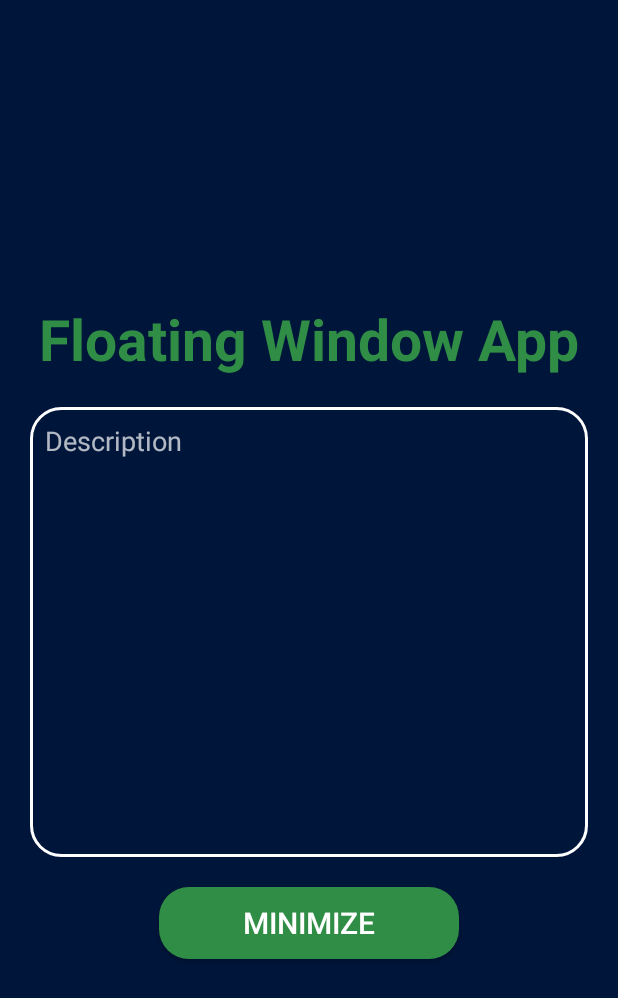
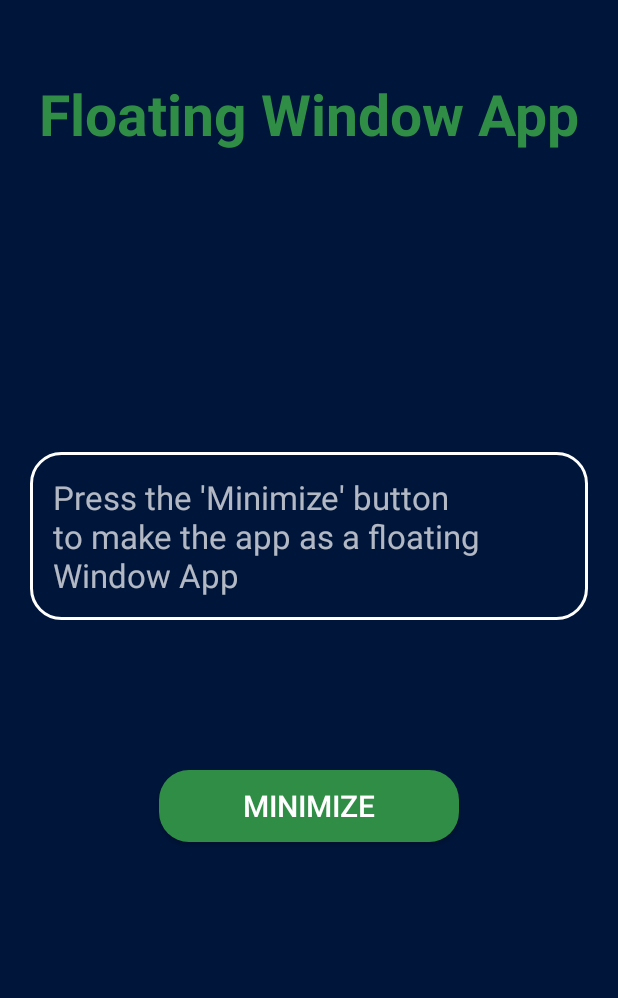
Before and after one commit to Rajesh0408/FloatingWindowApp, an Android app: the screen it shows after launch (MainActivity), on a phone screen of 412 x 824 dp. Shown: the top 998 px of the screen. Run offline under Robolectric (Android 15) with nearby library versions, the phone set to English and light mode, and no system bars.

```diff
--- a/app/src/main/java/com/example/floatingwindowapp/MainActivity.kt
+++ b/app/src/main/java/com/example/floatingwindowapp/MainActivity.kt
@@ -1,6 +1,5 @@
 package com.example.floatingwindowapp
 
-import android.app.Activity
 import android.app.ActivityManager
 import android.app.AlertDialog
 import android.content.Context
@@ -8,52 +7,37 @@ import android.content.DialogInterface
 import android.content.Intent
 import android.net.Uri
 import android.os.Build
-import androidx.appcompat.app.AppCompatActivity
 import android.os.Bundle
 import android.provider.Settings
 import android.text.Editable
 import android.text.TextWatcher
 import android.widget.Button
 import android.widget.EditText
+import android.widget.TextView
+import androidx.appcompat.app.AppCompatActivity
 import com.example.floatingwindowapp.Common.Companion.currDes
 
 class MainActivity : AppCompatActivity() {
-    private  lateinit var dialog: AlertDialog
+    private lateinit var dialog: AlertDialog
     private lateinit var btnMin: Button
-    private lateinit var edtDes: EditText
-
+    private lateinit var textView: TextView
 
     override fun onCreate(savedInstanceState: Bundle?) {
         super.onCreate(savedInstanceState)
         setContentView(R.layout.activity_main)
 
         btnMin = findViewById(R.id.btnMin)
-        edtDes = findViewById(R.id.edt_des)
+        textView = findViewById(R.id.textView)
 
+        // Stop the service if it is already running
+        if (isServiceRunning()) {
+            stopService(Intent(this@MainActivity, FloatingWindowApp::class.java))
+        }
 
-        if(isServiceRunning()) {
-            stopService(Intent(this@MainActivity , FloatingWindowApp::class.java))
-
-        }
-        edtDes.setText(currDes)
-        edtDes.setSelection(edtDes.text.toString().length)
-        edtDes.addTextChangedListener(object : TextWatcher{
-            override fun beforeTextChanged(p0: CharSequence?, p1: Int, p2: Int, p3: Int) {
-
-            }
-
-            override fun onTextChanged(p0: CharSequence?, p1: Int, p2: Int, p3: Int) {
-                currDes = edtDes.text.toString()
-            }
-
-            override fun afterTextChanged(p0: Editable?) {
-
-            }
-
-        })
+        textView.text = currDes
 
         btnMin.setOnClickListener {
-            if(checkOverlayPermission()) {
+            if (checkOverlayPermission()) {
                 startService(Intent(this@MainActivity, FloatingWindowApp::class.java))
                 finish()
             } else {
@@ -77,21 +61,43 @@ class MainActivity : AppCompatActivity() {
         builder.setCancelable(true)
         builder.setTitle("Screen Overlay Permission Needed")
         builder.setMessage("Enable 'Display over the App' from settings")
-        builder.setPositiveButton("Open Settings", DialogInterface.OnClickListener{ dialog, which->
+        builder.setPositiveButton("Open Settings") { dialog, _ ->
             val intent = Intent(
                 Settings.ACTION_MANAGE_OVERLAY_PERMISSION,
                 Uri.parse("package:$packageName")
             )
-            startActivityForResult(intent, RESULT_OK)
-        })
+            startActivityForResult(intent, REQUEST_OVERLAY_PERMISSION)
+        }
         dialog = builder.create()
         dialog.show()
     }
 
     private fun checkOverlayPermission(): Boolean {
-        return if(Build.VERSION.SDK_INT> Build.VERSION_CODES.M) {
+        return if (Build.VERSION.SDK_INT >= Build.VERSION_CODES.M) {
             Settings.canDrawOverlays(this)
-        } else return true
+        } else {
+            true
+        }
     }
 
+    override fun onActivityResult(requestCode: Int, resultCode: Int, data: Intent?) {
+        super.onActivityResult(requestCode, resultCode, data)
+        if (requestCode == REQUEST_OVERLAY_PERMISSION) {
+            if (checkOverlayPermission()) {
+                startService(Intent(this@MainActivity, FloatingWindowApp::class.java))
+                finish()
+            } else {
+                // Handle the case where the permission is not granted
+                AlertDialog.Builder(this)
+                    .setTitle("Permission Denied")
+                    .setMessage("The app cannot function without the overlay permission.")
+                    .setPositiveButton("OK", null)
+                    .show()
+            }
+        }
+    }
+
+    companion object {
+        private const val REQUEST_OVERLAY_PERMISSION = 1
+    }
 }
--- a/app/src/main/res/layout/activity_main.xml
+++ b/app/src/main/res/layout/activity_main.xml
@@ -17,31 +17,32 @@
         android:textStyle="bold"
         android:layout_centerHorizontal="true"
         android:textColor="@color/green"
-        android:layout_marginTop="200dp"
+        android:layout_marginTop="50dp"
          />
 
-    <EditText
-        android:id="@+id/edt_des"
-        android:layout_width="match_parent"
-        android:layout_height="300dp"
+    <TextView
+        android:id="@+id/textView"
+        android:layout_width="wrap_content"
+        android:layout_height="wrap_content"
+        android:hint="Press the 'Minimize' button to make the app as a floating Window App"
+        android:textSize="22sp"
+        android:textColor="@android:color/white"
         android:layout_below="@id/head_txt"
-        android:layout_marginTop="20dp"
-        android:layout_marginLeft="20dp"
-        android:layout_marginRight="20dp"
-        android:hint="Description"
-        android:gravity="start"
-        android:padding="10dp"
-        android:textColor="@color/white"
+        android:layout_centerHorizontal="true"
+        android:layout_marginTop="200dp"
+        android:layout_marginStart="20dp"
+        android:layout_marginEnd="20dp"
         android:background="@drawable/edt_des"
-        />
+        android:padding="15dp" />
+
 
     <Button
         android:id="@+id/btnMin"
         android:layout_width="200dp"
         android:layout_height="wrap_content"
-        android:layout_below="@id/edt_des"
+        android:layout_below="@id/textView"
         android:layout_centerHorizontal="true"
-        android:layout_marginTop="20dp"
+        android:layout_marginTop="100dp"
         android:text="Minimize"
         android:textSize="20sp"
         android:background="@drawable/btn_bg"
```
Also changed, not shown: app/src/main/AndroidManifest.xml (+18 -3 lines), app/src/main/java/com/example/floatingwindowapp/FloatingWindowApp.kt (+66 -22 lines), app/src/main/java/com/example/floatingwindowapp/MyAccessibilityService.kt (added, +46 -0 lines), app/src/main/res/layout/floating_layout.xml (+20 -20 lines), app/src/main/res/xml/accessibility_service_config.xml (added, +7 -0 lines).
